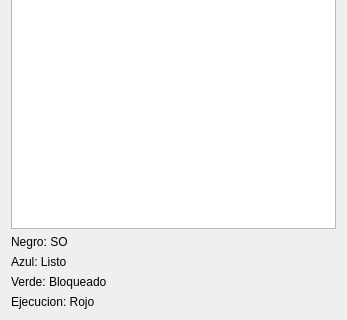
Above: RoundRobinConPaginacionSimple/memory.ui from EdPeReg/SimuladorArchivoPorLotes before the change; both pictures show x 0 to 347 and y 234 to 554 of the 347 by 554 pixel window. Below: the same form after it.
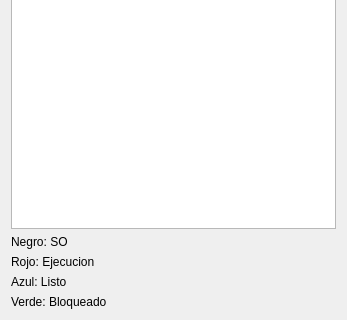
That is the form after the change.

Commit message: It seems that bloqueados are now show properly

What changed in the file:
```diff
--- a/RoundRobinConPaginacionSimple/memory.ui
+++ b/RoundRobinConPaginacionSimple/memory.ui
@@ -29,21 +29,21 @@
      <item>
       <widget class="QLabel" name="label_2">
        <property name="text">
-        <string>Azul: Listo</string>
+        <string>Rojo: Ejecucion</string>
        </property>
       </widget>
      </item>
      <item>
       <widget class="QLabel" name="label_3">
        <property name="text">
-        <string>Verde: Bloqueado</string>
+        <string>Azul: Listo</string>
        </property>
       </widget>
      </item>
      <item>
       <widget class="QLabel" name="label_4">
        <property name="text">
-        <string>Ejecucion: Rojo</string>
+        <string>Verde: Bloqueado</string>
        </property>
       </widget>
      </item>
```
The commit also changes 4 other files.
